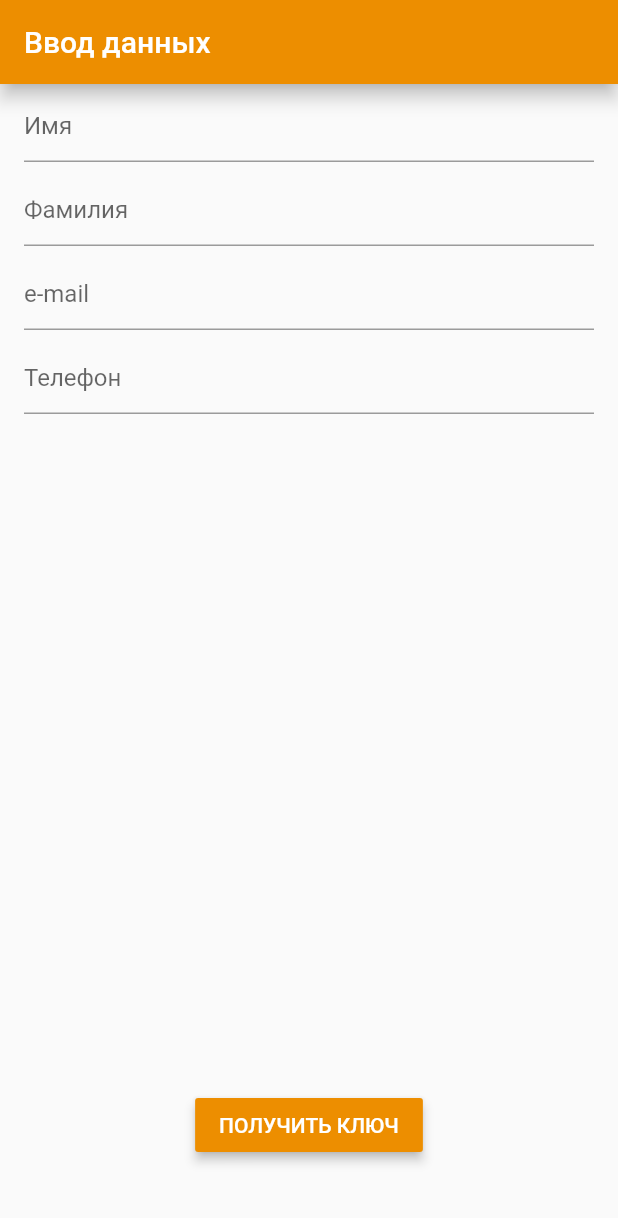
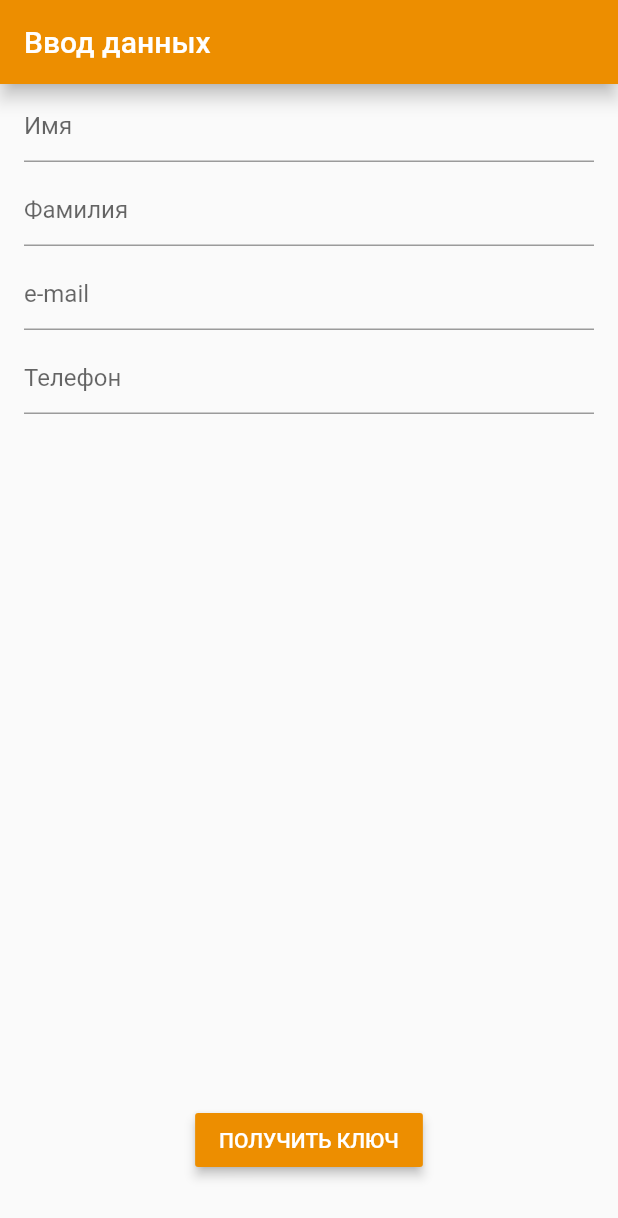
Before and after one commit to lawkeen/dns_test, a Flutter app: the screen it shows after launch, on a phone screen of 412 x 824 dp. Shown: the top 1218 px of the screen. Run offline on Flutter 3.47's test engine with Material 2 defaults, Android fonts, the phone set to English and light mode, and no system bars; our stand-ins replace shared_preferences.

Commit message:
Making code more clean and simple

```diff
--- a/lib/data/api.dart
+++ b/lib/data/api.dart
@@ -86,7 +86,8 @@ class Api {
 
     if (response.statusCode == 200) {
       final Map<String, dynamic> summaryTestOutPut = jsonDecode(response.body);
-    } else
-      return 'Warning!';
+      return 'true';
+    }
+    return null;
   }
 }
--- a/lib/main.dart
+++ b/lib/main.dart
@@ -1,13 +1,17 @@
 import 'package:flutter/material.dart';
+import 'package:flutter/services.dart';
 
 import 'pages/enteringPage.dart';
 
 void main() async => runApp(MyApp());
 
 class MyApp extends StatelessWidget {
-  // This widget is the root of your application.
   @override
   Widget build(BuildContext context) {
+    SystemChrome.setPreferredOrientations([
+      DeviceOrientation.portraitDown,
+      DeviceOrientation.portraitUp,
+    ]);
     return MaterialApp(
       debugShowCheckedModeBanner: false,
       home: EnteringPage(),
--- a/lib/pages/enteringPage.dart
+++ b/lib/pages/enteringPage.dart
@@ -16,7 +16,7 @@ class EnteringPageState extends State<EnteringPage> {
   Future _goToNextScreen(BuildContext context) async {
     await Navigator.of(context).push(MaterialPageRoute<Map<dynamic, dynamic>>(
         builder: (BuildContext context) {
-      return SecondPage();
+      return SecondPage(bloc.user);
     }));
   }
 
@@ -66,7 +66,7 @@ class EnteringPageState extends State<EnteringPage> {
           Spacer(),
           RaisedButton(
             onPressed: () async {
-              var res = await bloc.onTap();
+              await bloc.onTap();
               _goToNextScreen(context);
             },
             color: Color(0xffED8E00),
@@ -82,7 +82,7 @@ class EnteringPageState extends State<EnteringPage> {
             elevation: 3,
           ),
           SizedBox(
-            height: 50,
+            height: 40,
           ),
         ],
       ),
--- a/pubspec.yaml
+++ b/pubspec.yaml
@@ -19,7 +19,7 @@ environment:
 dependencies:
   flutter:
     sdk: flutter
-  shared_preferences:
+  shared_preferences: ^0.5.6+3
   http: ^0.12.0+4
   # The following adds the Cupertino Icons font to your application.
   # Use with the CupertinoIcons class for iOS style icons.
```
Also changed, not shown: lib/bloc/secondPageBloc.dart (+5 -4 lines), lib/pages/secondPage.dart (+20 -4 lines).
